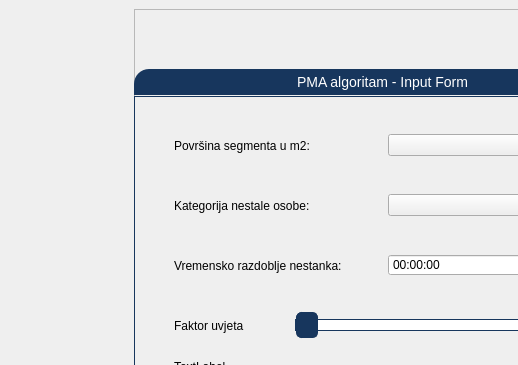
First picture: the form in mainwindow.ui, repository MarinoBarada/Person-Mobility-Algorithm, before the edit; both pictures show x 0 to 518 and y 0 to 365 of the 769 by 684 pixel window.
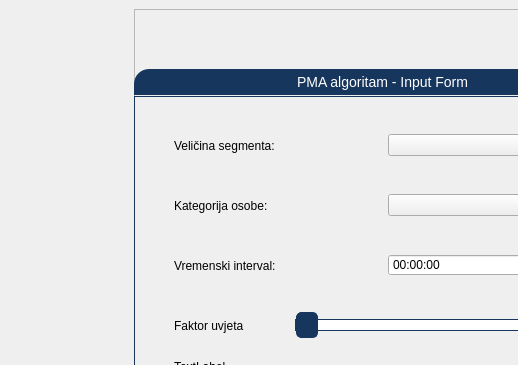
Second picture: the form after the edit.

Patch:
```diff
--- a/mainwindow.ui
+++ b/mainwindow.ui
@@ -118,7 +118,7 @@
          <item>
           <widget class="QLabel" name="label_2">
            <property name="text">
-            <string>Kategorija nestale osobe:</string>
+            <string>Kategorija osobe:</string>
            </property>
           </widget>
          </item>
@@ -150,7 +150,7 @@
          <item>
           <widget class="QLabel" name="label_4">
            <property name="text">
-            <string>Vremensko razdoblje nestanka:</string>
+            <string>Vremenski interval:</string>
            </property>
           </widget>
          </item>
@@ -270,7 +270,7 @@
          <item>
           <widget class="QLabel" name="label_3">
            <property name="text">
-            <string>Površina segmenta u m2:</string>
+            <string>Veličina segmenta:</string>
            </property>
           </widget>
          </item>
```
Left out of the diff: 8 changed lines with no effect on the pictures.
